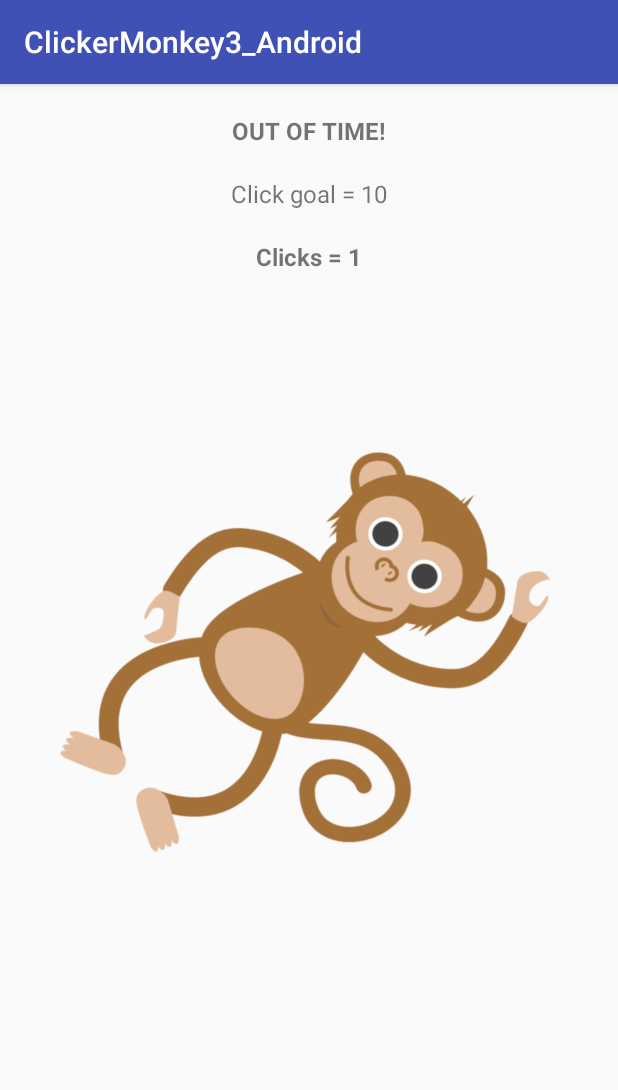
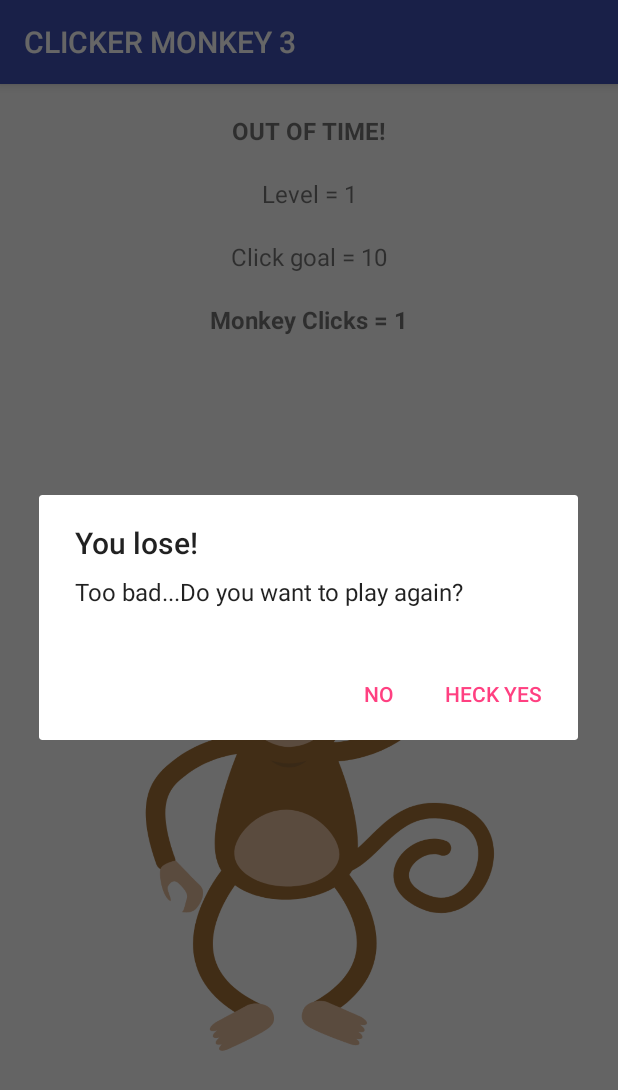
Before and after one commit to KSU-Mobile-Dev-Club/ClickerMonkey3_Android, an Android app: the screen it shows after launch (MainActivity), after a tap on an icon or button, on a phone screen of 412 x 824 dp. Shown: the top 1090 px of the screen. Run offline under Robolectric (Android 15) with nearby library versions, the phone set to English and light mode, and no system bars.

Commit message:
Adding levels

```diff
--- a/app/src/main/java/club/dev/mobile/ksu/clickermonkey3_android/MainActivity.java
+++ b/app/src/main/java/club/dev/mobile/ksu/clickermonkey3_android/MainActivity.java
@@ -1,7 +1,9 @@
 package club.dev.mobile.ksu.clickermonkey3_android;
 
+import android.content.DialogInterface;
 import android.graphics.drawable.AnimationDrawable;
 import android.os.CountDownTimer;
+import android.support.v7.app.AlertDialog;
 import android.support.v7.app.AppCompatActivity;
 import android.os.Bundle;
 import android.view.View;
@@ -13,22 +15,34 @@ public class MainActivity extends AppCompatActivity {
     private TextView clickCounterTV;
     private TextView countdownTimerTV;
     private TextView clickGoalTV;
+    private TextView levelTV;
     private AnimationDrawable dancingMonkeyAnimation;
+    private int level = 1;
     private int monkeyClicks;
-    private int clickGoal = 10;
-    private int timerLength = 10;
+    private static final int TIMER_LENGTH = 11;
 
     @Override
     protected void onCreate(Bundle savedInstanceState) {
         super.onCreate(savedInstanceState);
         setContentView(R.layout.activity_main);
 
+        getSupportActionBar().setTitle("CLICKER MONKEY 3");
+
+        levelTV = findViewById(R.id.level);
         clickCounterTV = findViewById(R.id.click_counter);
         countdownTimerTV = findViewById(R.id.countdown_timer);
         clickGoalTV = findViewById(R.id.click_goal);
         dancingMonkey = findViewById(R.id.dancing_monkey);
 
-        clickGoalTV.setText("Click goal = " + clickGoal);
+        startRound();
+    }
+
+    private void startRound() {
+        clickGoalTV.setText("Click goal = " + level * 10);
+        levelTV.setText("Level = " + level);
+        monkeyClicks = 0;
+        clickCounterTV.setText("Monkey clicks = " + monkeyClicks);
+
         dancingMonkey.setOnClickListener(new View.OnClickListener() {
             @Override
             public void onClick(View view) {
@@ -37,8 +51,7 @@ public class MainActivity extends AppCompatActivity {
         });
 
         startAnimation();
-        startTimer(timerLength);
-
+        startTimer();
     }
 
     private void startAnimation() {
@@ -46,8 +59,8 @@ public class MainActivity extends AppCompatActivity {
         dancingMonkeyAnimation.start();
     }
 
-    private void startTimer(int seconds) {
-        new CountDownTimer(seconds * 1000, 1000) {
+    private void startTimer() {
+        new CountDownTimer(1000 * TIMER_LENGTH, 1000) {
 
             public void onTick(long millisUntilFinished) {
                 countdownTimerTV.setText("Seconds remaining: " + millisUntilFinished / 1000);
@@ -62,12 +75,52 @@ public class MainActivity extends AppCompatActivity {
 
     private void onMonkeyClicked() {
         monkeyClicks++;
-        clickCounterTV.setText("Clicks = " + monkeyClicks);
+        clickCounterTV.setText("Monkey Clicks = " + monkeyClicks);
     }
 
     private void onTimeOut() {
         dancingMonkeyAnimation.stop();
         dancingMonkey.setOnClickListener(null);
+        if (monkeyClicks < (10*level)) {
+            onLose();
+        }
+        else {
+            onWin();
+        }
+    }
+
+    private void onLose() {
         countdownTimerTV.setText("OUT OF TIME!");
+        checkHighScore();
+        AlertDialog dialog = new AlertDialog.Builder(this)
+                .setTitle("You lose!")
+                .setMessage("Too bad...Do you want to play again?")
+                .setPositiveButton("Heck yes", new DialogInterface.OnClickListener() {
+                    @Override
+                    public void onClick(DialogInterface dialogInterface, int i) {
+                        restart();
+                    }
+                })
+                .setNegativeButton("No", null)
+                .show();
+    }
+
+    private void restart() {
+        level = 1;
+        startRound();
+    }
+
+    private void onWin() {
+        level++;
+        getMonkeyAccessory();
+        startRound();
+    }
+
+    private void getMonkeyAccessory() {
+
+    }
+
+    private void checkHighScore() {
+
     }
 }
--- a/app/src/main/res/layout/activity_main.xml
+++ b/app/src/main/res/layout/activity_main.xml
@@ -18,12 +18,22 @@
         android:textStyle="bold" />
 
     <TextView
+        android:id="@+id/level"
+        android:layout_width="wrap_content"
+        android:layout_height="wrap_content"
+        app:layout_constraintEnd_toEndOf="parent"
+        app:layout_constraintStart_toStartOf="parent"
+        app:layout_constraintTop_toBottomOf="@id/countdown_timer"
+        android:layout_marginTop="20dp"
+        android:textSize="16dp" />
+
+    <TextView
         android:id="@+id/click_goal"
         android:layout_width="wrap_content"
         android:layout_height="wrap_content"
         app:layout_constraintEnd_toEndOf="parent"
         app:layout_constraintStart_toStartOf="parent"
-        app:layout_constraintTop_toBottomOf="@id/countdown_timer"
+        app:layout_constraintTop_toBottomOf="@id/level"
         android:layout_marginTop="20dp"
         android:textSize="16dp" />
 
@@ -36,17 +46,17 @@
         app:layout_constraintTop_toBottomOf="@id/click_goal"
         android:layout_marginTop="20dp"
         android:textSize="16dp"
-        android:textStyle="bold"
-        android:text="Clicks = 0"/>
+        android:textStyle="bold" />
 
     <ImageView
         android:id="@+id/dancing_monkey"
         android:background="@drawable/monkey_animation"
         android:layout_width="wrap_content"
         android:layout_height="400dp"
+        android:layout_marginTop="10dp"
         app:layout_constraintBottom_toBottomOf="parent"
         app:layout_constraintEnd_toEndOf="parent"
         app:layout_constraintStart_toStartOf="parent"
-        app:layout_constraintTop_toTopOf="parent"/>
+        app:layout_constraintTop_toBottomOf="@id/click_counter"/>
 
 </android.support.constraint.ConstraintLayout>
```
